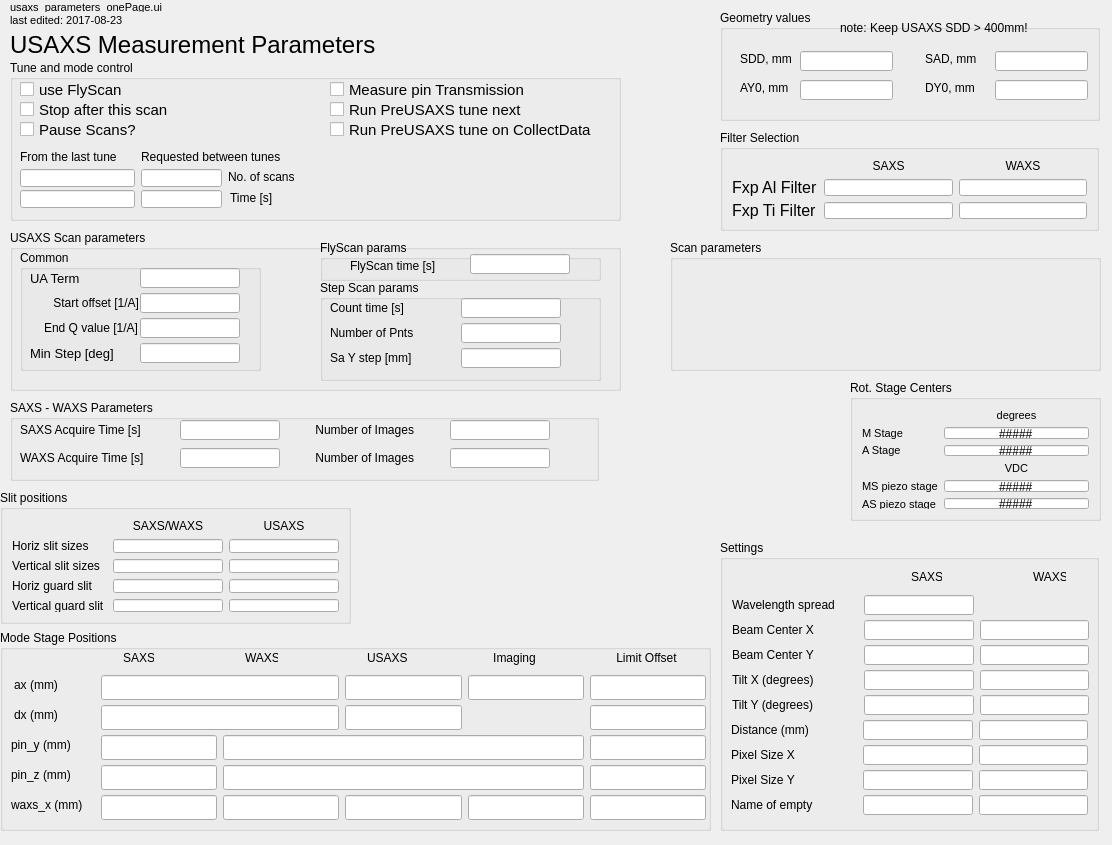
Before: the Qt Designer form usaxs/usaxs_parameters_onePage.ui in APS-USAXS/caQtDM-screens, drawn with Qt 5.
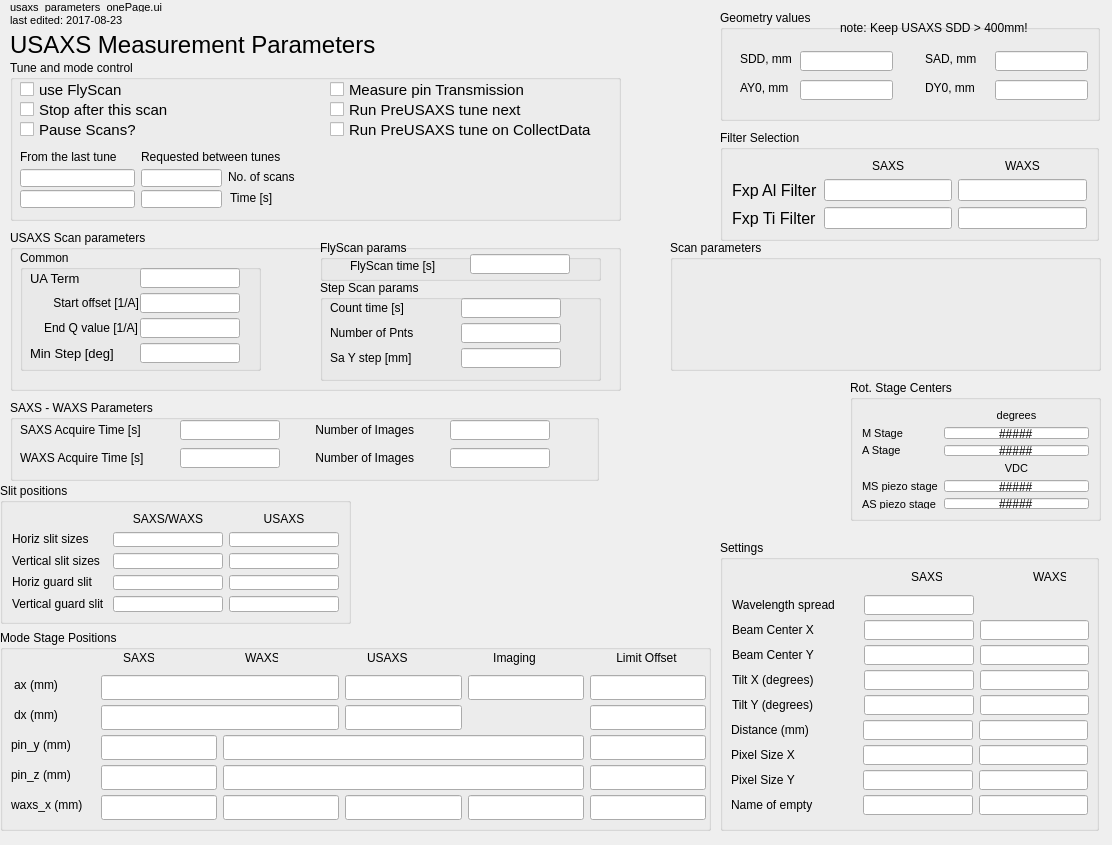
After: the same form once the commit is applied. Custom widgets are drawn as their Qt base class.

Patch:
```diff
--- a/usaxs/usaxs_parameters_onePage.ui
+++ b/usaxs/usaxs_parameters_onePage.ui
@@ -446,9 +446,9 @@
     <property name="geometry">
      <rect>
       <x>0</x>
-      <y>490</y>
+      <y>483</y>
       <width>351</width>
-      <height>134</height>
+      <height>141</height>
      </rect>
     </property>
     <property name="title">
@@ -484,6 +484,12 @@
      </item>
      <item row="1" column="1">
       <widget class="caTextEntry" name="catextentry_18">
+       <property name="sizePolicy">
+        <sizepolicy hsizetype="Expanding" vsizetype="Expanding">
+         <horstretch>0</horstretch>
+         <verstretch>0</verstretch>
+        </sizepolicy>
+       </property>
        <property name="channel" stdset="0">
         <string notr="true">9idcLAX:USAXS_Pin:Pin_hslit_ap</string>
        </property>
@@ -501,6 +507,12 @@
      </item>
      <item row="1" column="2">
       <widget class="caTextEntry" name="catextentry_16">
+       <property name="sizePolicy">
+        <sizepolicy hsizetype="Expanding" vsizetype="Expanding">
+         <horstretch>0</horstretch>
+         <verstretch>0</verstretch>
+        </sizepolicy>
+       </property>
        <property name="channel" stdset="0">
         <string notr="true">9idcLAX:USAXS_Pin:USAXS_hslit_ap</string>
        </property>
@@ -525,6 +537,12 @@
      </item>
      <item row="2" column="1">
       <widget class="caTextEntry" name="catextentry_23">
+       <property name="sizePolicy">
+        <sizepolicy hsizetype="Expanding" vsizetype="Expanding">
+         <horstretch>0</horstretch>
+         <verstretch>0</verstretch>
+        </sizepolicy>
+       </property>
        <property name="channel" stdset="0">
         <string notr="true">9idcLAX:USAXS_Pin:Pin_vslit_ap</string>
        </property>
@@ -542,6 +560,12 @@
      </item>
      <item row="2" column="2">
       <widget class="caTextEntry" name="catextentry_19">
+       <property name="sizePolicy">
+        <sizepolicy hsizetype="Expanding" vsizetype="Expanding">
+         <horstretch>0</horstretch>
+         <verstretch>0</verstretch>
+        </sizepolicy>
+       </property>
        <property name="channel" stdset="0">
         <string notr="true">9idcLAX:USAXS_Pin:USAXS_vslit_ap</string>
        </property>
@@ -566,6 +590,12 @@
      </item>
      <item row="3" column="1">
       <widget class="caTextEntry" name="catextentry_17">
+       <property name="sizePolicy">
+        <sizepolicy hsizetype="Expanding" vsizetype="Expanding">
+         <horstretch>0</horstretch>
+         <verstretch>0</verstretch>
+        </sizepolicy>
+       </property>
        <property name="channel" stdset="0">
         <string notr="true">9idcLAX:USAXS_Pin:Pin_hgslit_ap</string>
        </property>
@@ -583,6 +613,12 @@
      </item>
      <item row="3" column="2">
       <widget class="caTextEntry" name="catextentry_20">
+       <property name="sizePolicy">
+        <sizepolicy hsizetype="Expanding" vsizetype="Expanding">
+         <horstretch>0</horstretch>
+         <verstretch>0</verstretch>
+        </sizepolicy>
+       </property>
        <property name="channel" stdset="0">
         <string notr="true">9idcLAX:USAXS_Pin:USAXS_hgslit_ap</string>
        </property>
@@ -607,6 +643,12 @@
      </item>
      <item row="4" column="1">
       <widget class="caTextEntry" name="catextentry_21">
+       <property name="sizePolicy">
+        <sizepolicy hsizetype="Expanding" vsizetype="Expanding">
+         <horstretch>0</horstretch>
+         <verstretch>0</verstretch>
+        </sizepolicy>
+       </property>
        <property name="channel" stdset="0">
         <string notr="true">9idcLAX:USAXS_Pin:Pin_vgslit_ap</string>
        </property>
@@ -624,6 +666,12 @@
      </item>
      <item row="4" column="2">
       <widget class="caTextEntry" name="catextentry_22">
+       <property name="sizePolicy">
+        <sizepolicy hsizetype="Expanding" vsizetype="Expanding">
+         <horstretch>0</horstretch>
+         <verstretch>0</verstretch>
+        </sizepolicy>
+       </property>
        <property name="channel" stdset="0">
         <string notr="true">9idcLAX:USAXS_Pin:USAXS_vgslit_ap</string>
        </property>
@@ -1912,7 +1960,7 @@
       <x>720</x>
       <y>130</y>
       <width>379</width>
-      <height>101</height>
+      <height>111</height>
      </rect>
     </property>
     <property name="title">
@@ -1951,12 +1999,60 @@
        </property>
       </widget>
      </item>
+     <item row="2" column="1">
+      <widget class="caTextEntry" name="catextentry_74">
+       <property name="sizePolicy">
+        <sizepolicy hsizetype="Expanding" vsizetype="Preferred">
+         <horstretch>0</horstretch>
+         <verstretch>0</verstretch>
+        </sizepolicy>
+       </property>
+       <property name="font">
+        <font>
+         <family>Monospace</family>
+         <pointsize>11</pointsize>
+         <stylestrategy>PreferDefault</stylestrategy>
+        </font>
+       </property>
+       <property name="channel" stdset="0">
+        <string notr="true">9idcLAX:USAXS_Pin:Exp_Ti_Filter.VAL</string>
+       </property>
+       <property name="background">
+        <color>
+         <red>115</red>
+         <green>215</green>
+         <blue>253</blue>
+        </color>
+       </property>
+       <property name="colorMode">
+        <enum>caLineEdit::Static</enum>
+       </property>
+      </widget>
+     </item>
+     <item row="2" column="0">
+      <widget class="QLabel" name="label_30">
+       <property name="font">
+        <font>
+         <pointsize>12</pointsize>
+        </font>
+       </property>
+       <property name="text">
+        <string>Fxp Ti Filter</string>
+       </property>
+      </widget>
+     </item>
      <item row="1" column="1">
       <widget class="caTextEntry" name="catextentry_71">
+       <property name="sizePolicy">
+        <sizepolicy hsizetype="Expanding" vsizetype="Preferred">
+         <horstretch>0</horstretch>
+         <verstretch>0</verstretch>
+        </sizepolicy>
+       </property>
        <property name="font">
         <font>
          <family>Monospace</family>
-         <pointsize>7</pointsize>
+         <pointsize>11</pointsize>
          <stylestrategy>PreferDefault</stylestrategy>
         </font>
        </property>
@@ -1977,10 +2073,16 @@
      </item>
      <item row="1" column="2">
       <widget class="caTextEntry" name="catextentry_73">
+       <property name="sizePolicy">
+        <sizepolicy hsizetype="Expanding" vsizetype="Preferred">
+         <horstretch>0</horstretch>
+         <verstretch>0</verstretch>
+        </sizepolicy>
+       </property>
        <property name="font">
         <font>
          <family>Monospace</family>
-         <pointsize>7</pointsize>
+         <pointsize>11</pointsize>
          <stylestrategy>PreferDefault</stylestrategy>
         </font>
        </property>
@@ -1999,48 +2101,18 @@
        </property>
       </widget>
      </item>
-     <item row="2" column="0">
-      <widget class="QLabel" name="label_30">
-       <property name="font">
-        <font>
-         <pointsize>12</pointsize>
-        </font>
-       </property>
-       <property name="text">
-        <string>Fxp Ti Filter</string>
-       </property>
-      </widget>
-     </item>
-     <item row="2" column="1">
-      <widget class="caTextEntry" name="catextentry_74">
-       <property name="font">
-        <font>
-         <family>Monospace</family>
-         <pointsize>7</pointsize>
-         <stylestrategy>PreferDefault</stylestrategy>
-        </font>
-       </property>
-       <property name="channel" stdset="0">
-        <string notr="true">9idcLAX:USAXS_Pin:Exp_Ti_Filter.VAL</string>
-       </property>
-       <property name="background">
-        <color>
-         <red>115</red>
-         <green>215</green>
-         <blue>253</blue>
-        </color>
-       </property>
-       <property name="colorMode">
-        <enum>caLineEdit::Static</enum>
-       </property>
-      </widget>
-     </item>
      <item row="2" column="2">
       <widget class="caTextEntry" name="catextentry_72">
+       <property name="sizePolicy">
+        <sizepolicy hsizetype="Expanding" vsizetype="Preferred">
+         <horstretch>0</horstretch>
+         <verstretch>0</verstretch>
+        </sizepolicy>
+       </property>
        <property name="font">
         <font>
          <family>Monospace</family>
-         <pointsize>7</pointsize>
+         <pointsize>11</pointsize>
          <stylestrategy>PreferDefault</stylestrategy>
         </font>
        </property>
```
Left out of the diff: 122 changed lines with no effect on the pictures.
